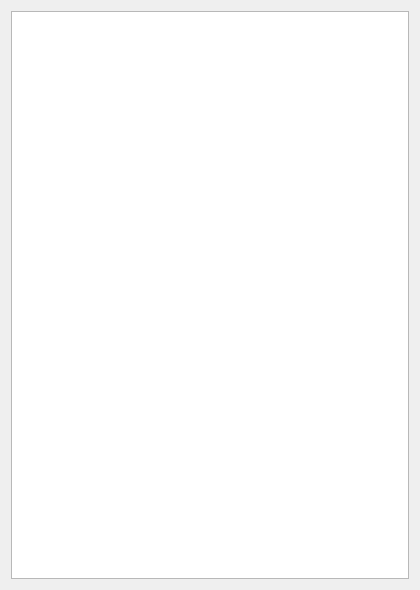
Old version of the form src/prodbg/LocalsView.ui in the repository emoon/ProDBG.
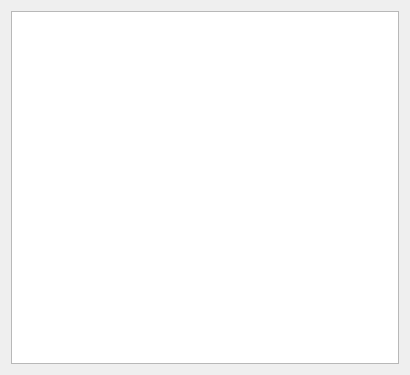
New version of the form.

Patch:
```diff
--- a/src/prodbg/LocalsView.ui
+++ b/src/prodbg/LocalsView.ui
@@ -6,8 +6,8 @@
    <rect>
     <x>0</x>
     <y>0</y>
-    <width>420</width>
-    <height>590</height>
+    <width>410</width>
+    <height>375</height>
    </rect>
   </property>
   <property name="windowTitle">
```
